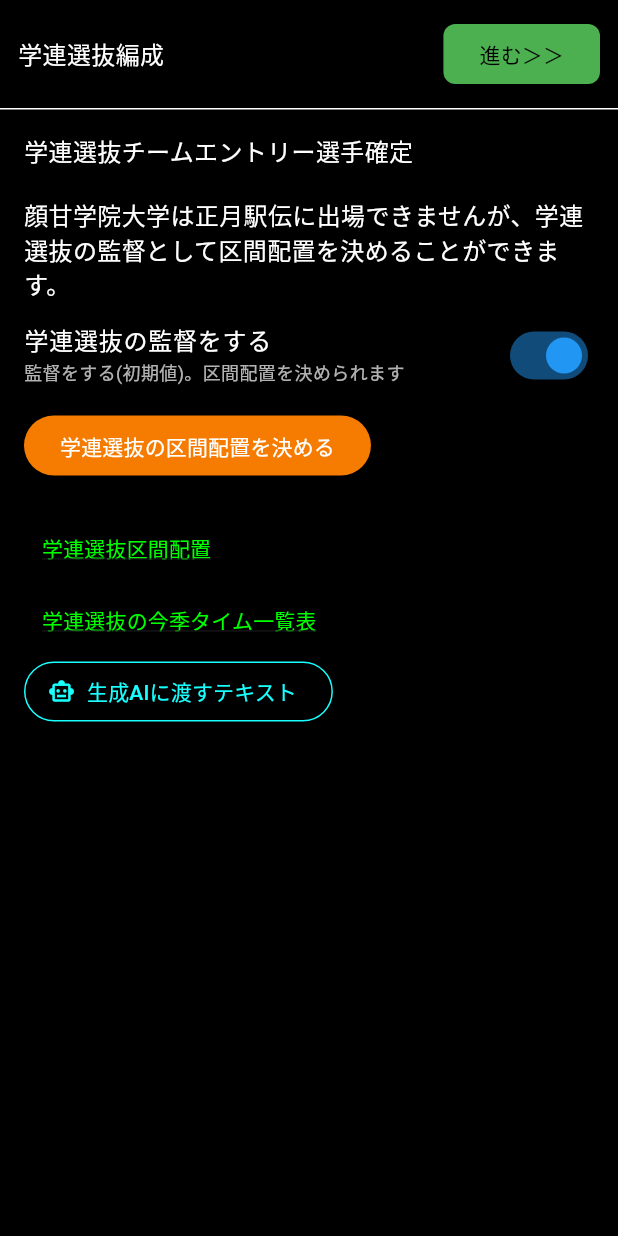
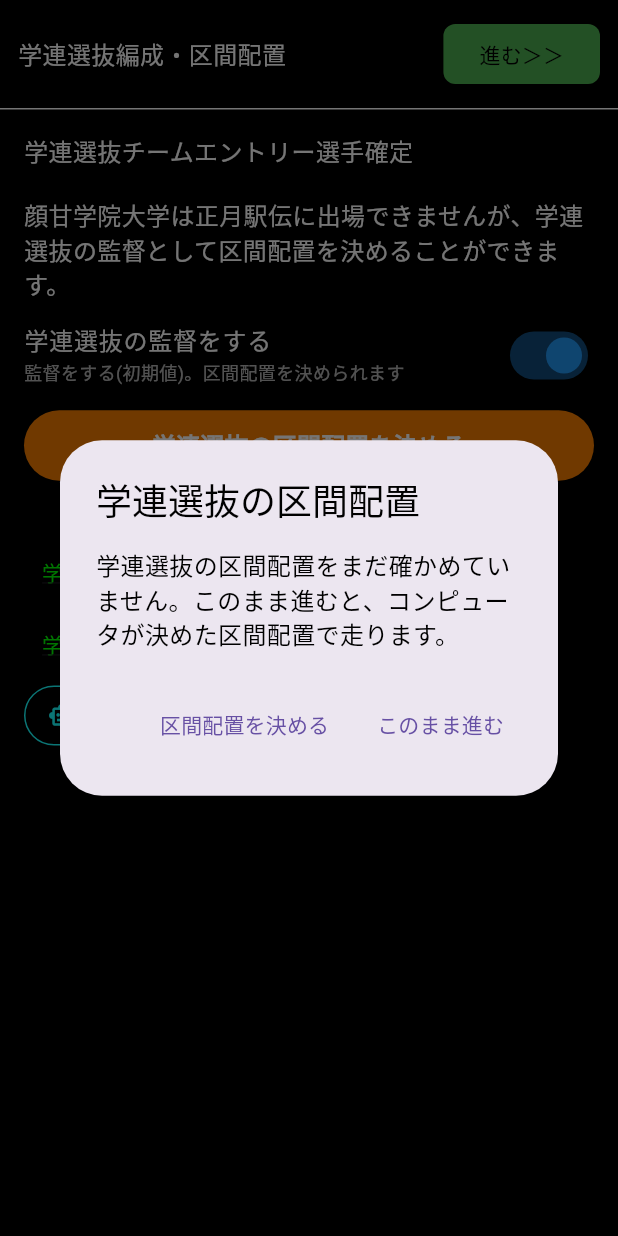
Before and after one commit to shin-tomura/ekidenss, a Flutter app: the Mode0290Content screen opened directly with empty values, after a tap on "進む＞＞", on a phone screen of 412 x 824 dp. Run offline on Flutter 3.47's test engine with Material 3 defaults, Android fonts, the phone set to English and light mode, and no system bars; our stand-ins replace auto_size_text, csv, file_picker, fl_chart, hive, hive_flutter and 6 more; missing offline and left inert: mobile_scanner, two_dimensional_scrollables; accounts and stored records are empty.

Commit message:
1.8.8test: 学連選抜編成の画面で、区間配置を決められることが分かりやすいようにした
Co-Authored-By: Claude Opus 5.5 <noreply@anthropic.com>
Claude-Session: https://claude.ai/code/session_014gFPZ3iSC8aNwATcZJNEoP

```diff
--- a/ToDo.txt
+++ b/ToDo.txt
@@ -9,6 +9,7 @@
 ・「生成AIに渡すテキスト」の持ちタイムの順位を、「区:」「学:」「全:」から「区間内」「学内」「全体」の書き方にした(学内順位を区間内順位と読み違える生成AIがあったため。区間配置確認の画面の「区」「学」「全」の印はこれまでどおり)
 ・新入生スカウトの交渉の成功率が1%未満のとき、「1%未満」ではなく0.3%のように0.1%単位で出し、その確率で判定するようにした(これまでは1%未満なら一律0.1%で判定していたため、1%未満の選手どうしの差が分からなかった。名声の低い大学では、持ちタイムの順位が下の選手ほど成功率が高くなる差が見えるようになる。成功率の下限は0.1%のまま。1%以上はこれまでどおり1%単位。コンピュータスカウトがONのときの、コンピュータの大学の成功率も同じ)
 ・正月駅伝予選のレース画面に「おまかせで組む」ボタンを追加した(押すと、駅伝男が90以上の選手はフリー走の前半突っ込み、残りは試走タイムの近い選手どうしで集団走にし、集団ごとの設定タイムも入れる。平常心の高い選手は、集団全体を落ち着かせられるように、できるだけ別々の集団に入れる。設定タイムは集団で一番速い選手の試走タイムに合わせる。集団に入れない選手はフリー走で、平常心が90以上なら前半抑え。今の指示と設定タイムは上書きされるので、押すと確認が出る。組んだあとに直してから、これまでどおり確定する。説明書にもこのことを書いた)
+・学連選抜の監督をする年の学連選抜編成の画面で、区間配置を決められることが分かりやすいようにした(「学連選抜の区間配置を決める」ボタンを、監督をするかの切り替えのすぐ下に横幅いっぱいで出し、見出しも「学連選抜編成・区間配置」にした。区間配置の画面を開かずに「進む」を押すと、コンピュータが決めた区間配置で走ることの確認が出て、そこから区間配置の画面も開ける)
 1.8.7　21870
 ・説明画面の設定タブの「スキップして統計データ取得」の統計データに、4年生の持ちタイムを、日本人の入学時の5000mの記録ごとと、留学生についても出すようにした(これまでアプリに出していたのは日本人全体だけだった。日本人は入学時の5000mが13分台・14分00秒台〜14分50秒台(10秒ごと)・15分台ごとに、留学生は全員まとめて、人数と持ちタイムの平均・最速を出す。留学生は優秀度ごとには分けず、留学生のいる大学の優秀度の内訳を1行添える)
 ・同じ統計データの区間別タイム統計に、留学生を除いた日本人だけの統計を足した(これまでの区間別タイム統計は留学生を含む全員のもので、見出しにもそう書いた。統計をとっている間に留学生が駅伝を走ったときは、日本人だけの区間別タイム統計も続けて出す。留学生がいるデータといないデータでも、日本人の区間のタイムを比べられるように)
--- a/lib/screens/latest_screen_contents/mode0290.dart
+++ b/lib/screens/latest_screen_contents/mode0290.dart
@@ -21,9 +21,73 @@ class Mode0290Content extends StatefulWidget {
 }
 
 class _Mode0290ContentState extends State<Mode0290Content> {
+  // 学連選抜の区間配置の画面を開いた年(アプリを起動している間だけ覚えておく。1.8.8)
+  // (区間配置を決められることに気づかずに進んでしまわないように、開いていなければ進むときに確認を出す)
+  static int _kukanHaitiHiraitaNen = -1;
+
+  // 学連選抜の監督をしているか(自分の大学が正月駅伝に出場できず、監督をする設定のとき)
+  bool _gakurenKantokuChuu() {
+    final KantokuData? kantoku = Hive.box<KantokuData>(
+      'kantokuBox',
+    ).get('KantokuData');
+    UnivData? myUniv;
+    for (final UnivData u in Hive.box<UnivData>('univBox').values) {
+      if (u.id == widget.ghensuu.MYunivid) myUniv = u;
+    }
+    if (kantoku == null || myUniv == null) return false;
+    return gakurenKantokuChuu(kantoku, myUniv);
+  }
+
+  // 学連選抜の区間配置を決める画面を開く
+  void _kukanHaitiHiraku() {
+    _kukanHaitiHiraitaNen = widget.ghensuu.year;
+    showGeneralDialog(
+      context: context,
+      barrierColor: Colors.black.withOpacity(0.8),
+      barrierDismissible: true,
+      barrierLabel: '学連選抜の区間配置',
+      transitionDuration: const Duration(milliseconds: 300),
+      pageBuilder: (context, _, __) => const ModalGakurenKukanHenshuu(),
+    );
+  }
+
   // 進むボタンのアクション
-  void _handleAdvanceButton() {
-    // 後の処理をここに記述
+  // 学連選抜の監督をしていて、この年に区間配置の画面をまだ開いていなければ、確認を出す(1.8.8)
+  Future<void> _handleAdvanceButton() async {
+    if (_gakurenKantokuChuu() &&
+        _kukanHaitiHiraitaNen != widget.ghensuu.year) {
+      final String? erabi = await showDialog<String>(
+        context: context,
+        builder: (BuildContext dialogContext) {
+          return AlertDialog(
+            title: const Text(
+              '学連選抜の区間配置',
+              style: TextStyle(color: Colors.black),
+            ),
+            content: const Text(
+              '学連選抜の区間配置をまだ確かめていません。このまま進むと、コンピュータが決めた区間配置で走ります。',
+              style: TextStyle(color: Colors.black),
+            ),
+            actions: <Widget>[
+              TextButton(
+                onPressed: () => Navigator.of(dialogContext).pop('kimeru'),
+                child: const Text('区間配置を決める'),
+              ),
+              TextButton(
+                onPressed: () => Navigator.of(dialogContext).pop('susumu'),
+                child: const Text('このまま進む'),
+              ),
+            ],
+          );
+        },
+      );
+      if (!mounted) return;
+      if (erabi == 'kimeru') {
+        _kukanHaitiHiraku();
+        return;
+      }
+      if (erabi != 'susumu') return; // 確認を閉じたときは進まない
+    }
     widget.onAdvanceMode?.call();
   }
 
@@ -86,6 +150,28 @@ class _Mode0290ContentState extends State<Mode0290Content> {
         onChanged: (bool v) => _gakurenKantokuHozon(kantoku, v),
         activeColor: Colors.blue,
       ),
+      // 区間配置を決めるボタンは、見落とさないように切り替えのすぐ下に横幅いっぱいで出す(1.8.8)
+      if (suru) ...[
+        SizedBox(
+          width: double.infinity,
+          child: ElevatedButton(
+            onPressed: _kukanHaitiHiraku,
+            style: ElevatedButton.styleFrom(
+              backgroundColor: Colors.orange.shade700,
+              foregroundColor: Colors.white,
+              padding: const EdgeInsets.symmetric(vertical: 12),
+            ),
+            child: const Text(
+              "学連選抜の区間配置を決める",
+              style: TextStyle(
+                fontSize: HENSUU.fontsize_honbun,
+                fontWeight: FontWeight.bold,
+              ),
+            ),
+          ),
+        ),
+        const SizedBox(height: 16),
+      ],
       if (suru && shutsujouSuu > 0) ...[
         Row(
           children: [
@@ -127,25 +213,6 @@ class _Mode0290ContentState extends State<Mode0290Content> {
         ),
         const SizedBox(height: 8),
       ],
-      if (suru)
-        ElevatedButton(
-          onPressed: () {
-            showGeneralDialog(
-              context: context,
-              barrierColor: Colors.black.withOpacity(0.8),
-              barrierDismissible: true,
-              barrierLabel: '学連選抜の区間配置',
-              transitionDuration: const Duration(milliseconds: 300),
-              pageBuilder: (context, _, __) =>
-                  const ModalGakurenKukanHenshuu(),
-            );
-          },
-          style: ElevatedButton.styleFrom(
-            backgroundColor: Colors.orange.shade700,
-            foregroundColor: Colors.white,
-          ),
-          child: const Text("学連選抜の区間配置を決める"),
-        ),
       const SizedBox(height: 20),
     ];
   }
@@ -169,10 +236,11 @@ class _Mode0290ContentState extends State<Mode0290Content> {
                   child: Row(
                     mainAxisAlignment: MainAxisAlignment.spaceBetween,
                     children: [
-                      const Expanded(
+                      // 学連選抜の監督をする年は、区間配置も決められる画面だと分かるようにする(1.8.8)
+                      Expanded(
                         child: Text(
-                          "学連選抜編成",
-                          style: TextStyle(
+                          _gakurenKantokuChuu() ? "学連選抜編成・区間配置" : "学連選抜編成",
+                          style: const TextStyle(
                             fontSize: HENSUU.fontsize_honbun,
                             color: HENSUU.textcolor,
                           ),
```
